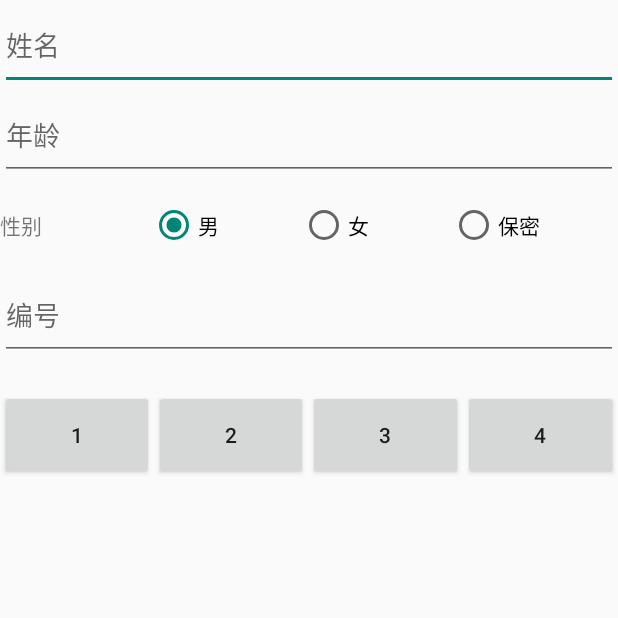
After one commit to chriswoodcn/android-tutorial, an Android app built with Jetpack Compose: the SqliteActivity screen opened directly, with no data from a screen before it, on a phone screen of 412 x 824 dp, the top half of it. The commit adds this screen. Run offline under Robolectric (Android 15) with nearby library versions, the phone set to English and light mode, and no system bars.

Commit message:
[update] sqlite layout & manifest

```diff
--- a/app/src/main/AndroidManifest.xml
+++ b/app/src/main/AndroidManifest.xml
@@ -74,6 +74,12 @@
             android:theme="@style/Theme.Imooc">
 
         </activity>
+        <activity
+            android:name=".legacy.SqliteActivity"
+            android:exported="true"
+            android:theme="@style/Theme.Imooc">
+
+        </activity>
     </application>
 
 </manifest>
--- a/app/src/main/java/cn/chriswood/imooc/MainActivity.kt
+++ b/app/src/main/java/cn/chriswood/imooc/MainActivity.kt
@@ -11,6 +11,7 @@ import cn.chriswood.imooc.legacy.ExternalStorageActivity
 import cn.chriswood.imooc.legacy.LaunchModeActivity
 import cn.chriswood.imooc.legacy.ListViewActivity
 import cn.chriswood.imooc.legacy.SharePreferenceActivity
+import cn.chriswood.imooc.legacy.SqliteActivity
 
 class MainActivity : Activity() {
     @SuppressLint("ResourceType")
@@ -38,6 +39,8 @@ class MainActivity : Activity() {
 
             v.id == R.id.button6 ->
                 startActivity(Intent(this, ExternalStorageActivity::class.java))
-        }
+
+            v.id == R.id.button7 ->
+                startActivity(Intent(this, SqliteActivity::class.java))}
     }
 }
--- a/app/src/main/java/cn/chriswood/imooc/legacy/SharePreferenceActivity.kt
+++ b/app/src/main/java/cn/chriswood/imooc/legacy/SharePreferenceActivity.kt
@@ -51,7 +51,7 @@ class SharePreferenceActivity : Activity(), OnClickListener {
                 val edit = sp.edit()
                 edit.putString("account", account)
                 edit.putString("password", password)
-                edit.commit()
+                edit.apply()
                 Toast.makeText(
                     this, "save success!",
                     Toast.LENGTH_SHORT
--- /dev/null
+++ b/app/src/main/java/cn/chriswood/imooc/legacy/SqliteActivity.kt
@@ -0,0 +1,12 @@
+package cn.chriswood.imooc.legacy
+
+import android.app.Activity
+import android.os.Bundle
+import cn.chriswood.imooc.R
+
+class SqliteActivity : Activity() {
+    override fun onCreate(savedInstanceState: Bundle?) {
+        super.onCreate(savedInstanceState)
+        setContentView(R.layout.layout_sqlite)
+    }
+}
--- /dev/null
+++ b/app/src/main/res/layout/layout_sqlite.xml
@@ -0,0 +1,96 @@
+<?xml version="1.0" encoding="utf-8"?>
+<ScrollView xmlns:android="http://schemas.android.com/apk/res/android"
+    android:layout_width="match_parent"
+    android:layout_height="match_parent">
+
+    <LinearLayout
+        android:layout_width="match_parent"
+        android:layout_height="match_parent"
+        android:orientation="vertical">
+
+        <EditText
+            android:id="@+id/sqlite_input_name"
+            android:layout_width="match_parent"
+            android:layout_height="60dp"
+            android:hint="姓名" />
+
+        <EditText
+            android:id="@+id/sqlite_input_age"
+            android:layout_width="match_parent"
+            android:layout_height="60dp"
+            android:hint="年龄"
+            android:inputType="numberSigned" />
+
+        <RadioGroup
+            android:layout_width="match_parent"
+            android:layout_height="60dp"
+
+            android:orientation="horizontal">
+
+            <TextView
+                android:layout_width="100dp"
+                android:layout_height="60dp"
+                android:text="性别" />
+
+            <RadioButton
+                android:layout_width="100dp"
+                android:layout_height="60dp"
+                android:checked="true"
+                android:text="男" />
+
+            <RadioButton
+                android:layout_width="100dp"
+                android:layout_height="60dp"
+                android:text="女" />
+
+            <RadioButton
+                android:layout_width="100dp"
+                android:layout_height="60dp"
+                android:text="保密" />
+        </RadioGroup>
+
+        <EditText
+            android:id="@+id/sqlite_input_id"
+            android:layout_width="match_parent"
+            android:layout_height="60dp"
+            android:hint="编号" />
+
+        <LinearLayout
+            android:layout_width="match_parent"
+            android:layout_height="match_parent"
+            android:layout_marginTop="20dp">
+
+            <Button
+                android:id="@+id/sqlite_btn_1"
+                android:layout_width="0dp"
+                android:layout_height="60dp"
+                android:layout_weight="1"
+                android:text="1" />
+
+            <Button
+                android:id="@+id/sqlite_btn_2"
+                android:layout_width="0dp"
+                android:layout_height="60dp"
+                android:layout_weight="1"
+                android:text="2" />
+
+            <Button
+                android:id="@+id/sqlite_btn_3"
+                android:layout_width="0dp"
+                android:layout_height="60dp"
+                android:layout_weight="1"
+                android:text="3" />
+
+            <Button
+                android:id="@+id/sqlite_btn_4"
+                android:layout_width="0dp"
+                android:layout_height="60dp"
+                android:layout_weight="1"
+                android:text="4" />
+        </LinearLayout>
+
+
+    </LinearLayout>
+
+
+</ScrollView>
--- a/app/src/main/res/values/strings.xml
+++ b/app/src/main/res/values/strings.xml
@@ -8,7 +8,7 @@
     <string name="main_button_4">CardView演示</string>
     <string name="main_button_5">SharePreference演示</string>
     <string name="main_button_6">ExternalStorage演示</string>
-    <string name="main_button_7">7</string>
+    <string name="main_button_7">Sqlite演示</string>
     <string name="main_button_8">8</string>
     <string name="main_button_9">9</string>
     <string name="main_button_10">10</string>
--- a/settings.gradle.kts
+++ b/settings.gradle.kts
@@ -45,3 +45,7 @@
 
 rootProject.name = "android-tutorial"
 include(":app")
+
+logger.log(LogLevel.INFO, rootProject.path)
+logger.log(LogLevel.INFO, rootProject.projectDir.absolutePath)
+logger.log(LogLevel.INFO, rootProject.name)
```
Also changed, not shown: gradle/wrapper/gradle-wrapper.properties.
